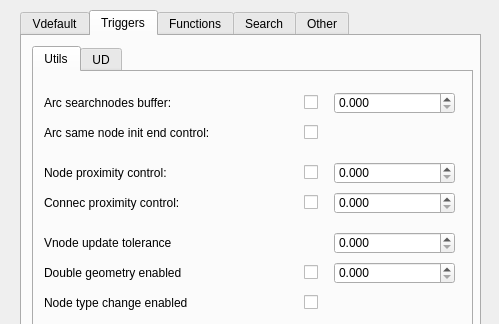
The window that ui/config_master.ui (Giswater/giswater_qgis_plugin) describes before a commit, drawn with Qt 5; both pictures show x 0 to 499 and y 0 to 324 of the 499 by 502 pixel window.
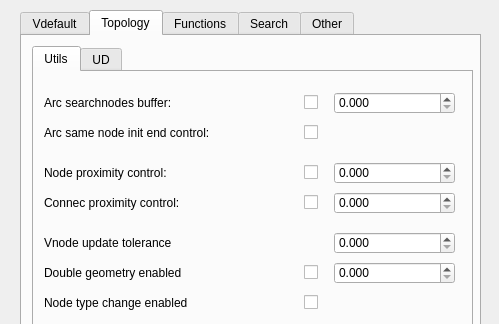
The same window after the commit. The open tabs and pages were chosen to show the change.

Patch:
```diff
--- a/ui/config_master.ui
+++ b/ui/config_master.ui
@@ -135,7 +135,7 @@
    </widget>
    <widget class="QWidget" name="tab">
     <attribute name="title">
-     <string>Triggers</string>
+     <string>Topology</string>
     </attribute>
     <widget class="QTabWidget" name="Utils_2">
      <property name="geometry">
@@ -194,7 +194,7 @@
         <rect>
          <x>10</x>
          <y>90</y>
-         <width>271</width>
+         <width>251</width>
          <height>22</height>
         </rect>
        </property>
@@ -246,7 +246,7 @@
         <rect>
          <x>10</x>
          <y>20</y>
-         <width>281</width>
+         <width>241</width>
          <height>22</height>
         </rect>
        </property>
@@ -327,7 +327,7 @@
         <rect>
          <x>10</x>
          <y>120</y>
-         <width>271</width>
+         <width>241</width>
          <height>22</height>
         </rect>
        </property>
```
Left out of the diff: 4 changed lines with no effect on the pictures.
